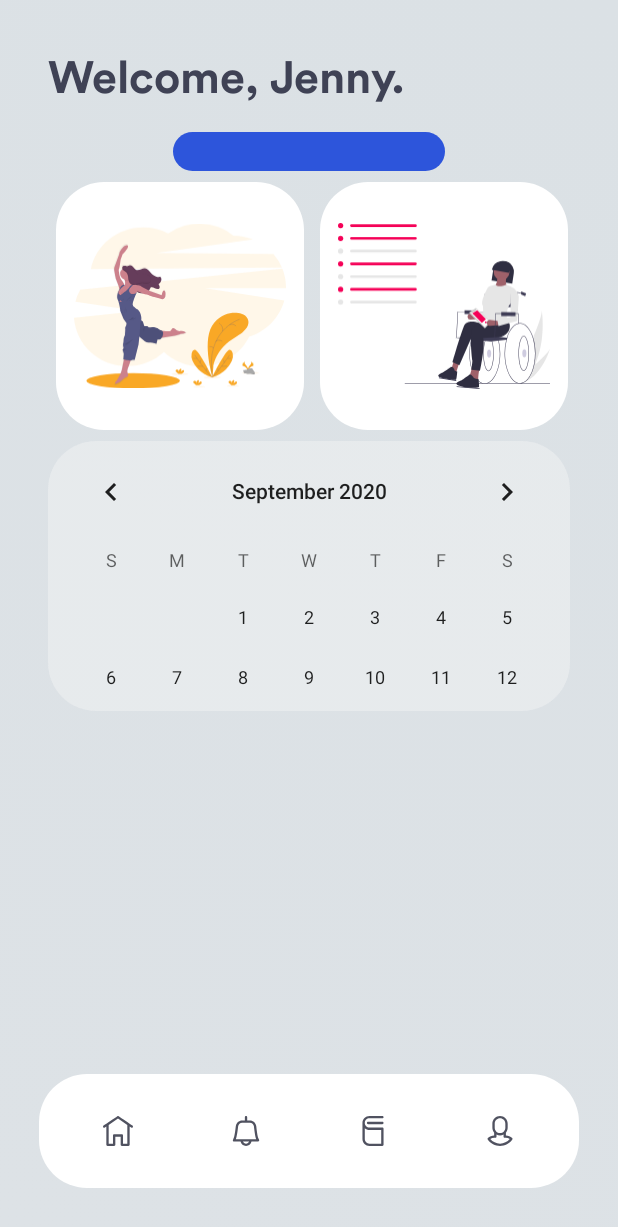
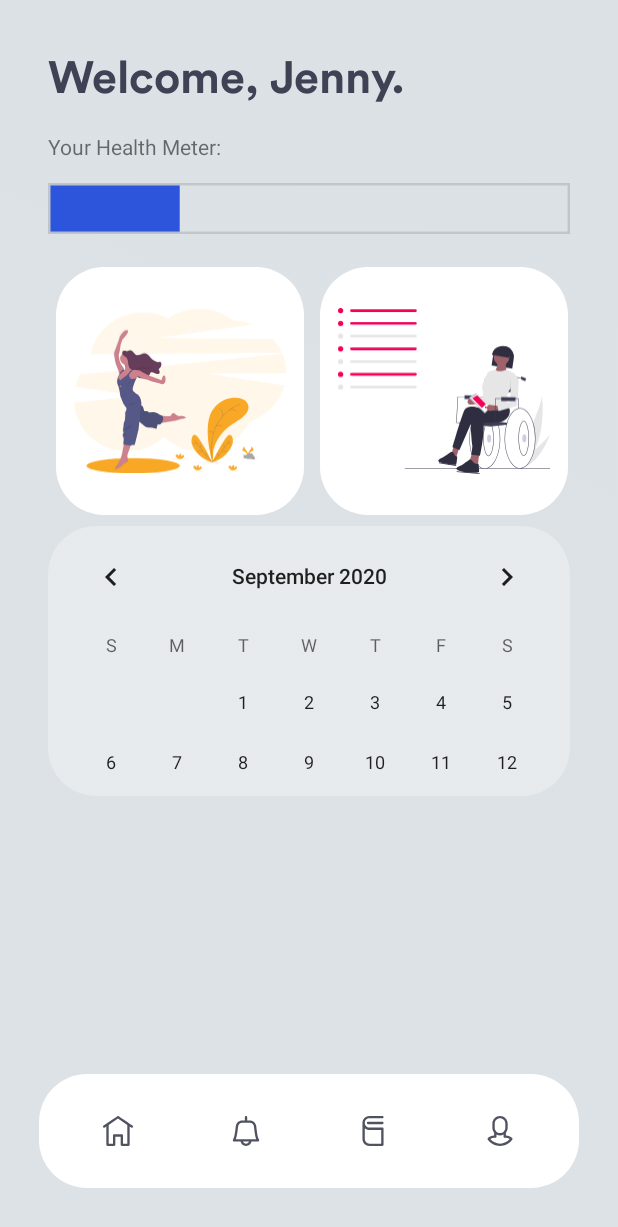
Before and after one commit to isilaen/COVIDAvengers, an Android app: the HomeFragment screen opened directly, with no data from a screen before it, on a phone screen of 412 x 824 dp. Shown: the top 1227 px of the screen. Run offline under Robolectric (Android 15) with nearby library versions, the phone set to English and light mode, and no system bars.

Commit message:
health bar on home screen

```diff
--- a/app/src/main/java/com/example/covidavengers/HomeFragment.java
+++ b/app/src/main/java/com/example/covidavengers/HomeFragment.java
@@ -17,7 +17,7 @@ public class HomeFragment extends Fragment {
         TextView tv1 = (TextView)layout.findViewById(R.id.welcomeTextView);
         tv1.setText("Welcome, " + User.getInstance().getFirstName()+ ".");
 
-        ImageView healthMeter = (ImageView)layout.findViewById(R.id.achievement2Img);
+        ImageView healthMeter = (ImageView)layout.findViewById(R.id.imageView2);
         switch (User.getInstance().getSurgeryAch().getCurrLevel()) {
             case 1:
                 healthMeter.setImageResource(R.drawable.b1);
--- /dev/null
+++ b/app/src/main/res/drawable/b1.xml
@@ -0,0 +1,16 @@
+<vector xmlns:android="http://schemas.android.com/apk/res/android"
+    android:width="643dp"
+    android:height="63dp"
+    android:viewportWidth="643"
+    android:viewportHeight="63">
+  <path
+      android:pathData="M1.5,1.5h640v60h-640z"
+      android:strokeAlpha="0.25"
+      android:strokeWidth="3"
+      android:fillColor="#00000000"
+      android:strokeColor="#707070"
+      android:fillAlpha="0.25"/>
+  <path
+      android:pathData="M3,3h159.25v57h-159.25z"
+      android:fillColor="#2d55db"/>
+</vector>
--- /dev/null
+++ b/app/src/main/res/drawable/b2.xml
@@ -0,0 +1,16 @@
+<vector xmlns:android="http://schemas.android.com/apk/res/android"
+    android:width="643dp"
+    android:height="63dp"
+    android:viewportWidth="643"
+    android:viewportHeight="63">
+  <path
+      android:pathData="M3,3h318.5v57h-318.5z"
+      android:fillColor="#2d55db"/>
+  <path
+      android:pathData="M1.5,1.5h640v60h-640z"
+      android:strokeAlpha="0.25"
+      android:strokeWidth="3"
+      android:fillColor="#00000000"
+      android:strokeColor="#707070"
+      android:fillAlpha="0.25"/>
+</vector>
--- /dev/null
+++ b/app/src/main/res/drawable/b3.xml
@@ -0,0 +1,16 @@
+<vector xmlns:android="http://schemas.android.com/apk/res/android"
+    android:width="643dp"
+    android:height="63dp"
+    android:viewportWidth="643"
+    android:viewportHeight="63">
+  <path
+      android:pathData="M3,3h477.75v57h-477.75z"
+      android:fillColor="#2d55db"/>
+  <path
+      android:pathData="M1.5,1.5h640v60h-640z"
+      android:strokeAlpha="0.25"
+      android:strokeWidth="3"
+      android:fillColor="#00000000"
+      android:strokeColor="#707070"
+      android:fillAlpha="0.25"/>
+</vector>
--- /dev/null
+++ b/app/src/main/res/drawable/b4.xml
@@ -0,0 +1,16 @@
+<vector xmlns:android="http://schemas.android.com/apk/res/android"
+    android:width="643dp"
+    android:height="63dp"
+    android:viewportWidth="643"
+    android:viewportHeight="63">
+  <path
+      android:pathData="M3,3h637v57h-637z"
+      android:fillColor="#2d55db"/>
+  <path
+      android:pathData="M1.5,1.5h640v60h-640z"
+      android:strokeAlpha="0.25"
+      android:strokeWidth="3"
+      android:fillColor="#00000000"
+      android:strokeColor="#707070"
+      android:fillAlpha="0.25"/>
+</vector>
--- a/app/src/main/res/layout/fragment_home.xml
+++ b/app/src/main/res/layout/fragment_home.xml
@@ -26,6 +26,12 @@
             android:textColor="@color/colorPrimaryDark"
             android:textFontWeight="700"
             android:textSize="30sp" />
+
+        <TextView
+            android:id="@+id/textView2"
+            android:layout_width="wrap_content"
+            android:layout_height="wrap_content"
+            android:text="Your Health Meter:" />
 
         <ImageView
             android:id="@+id/imageView2"
```
